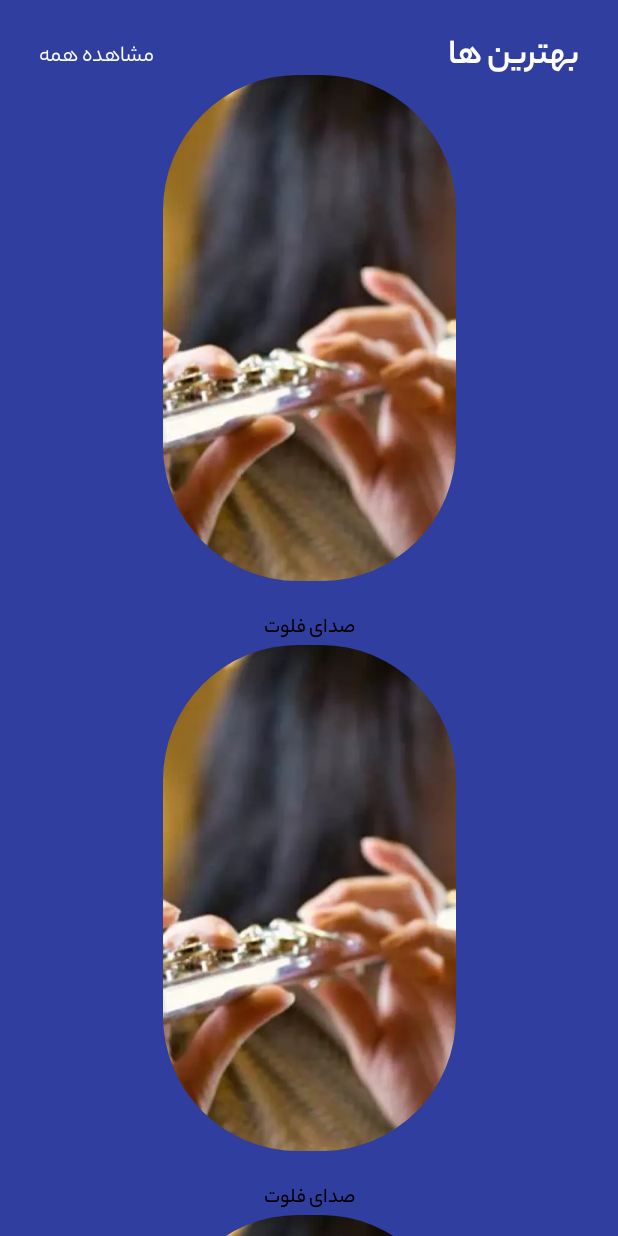
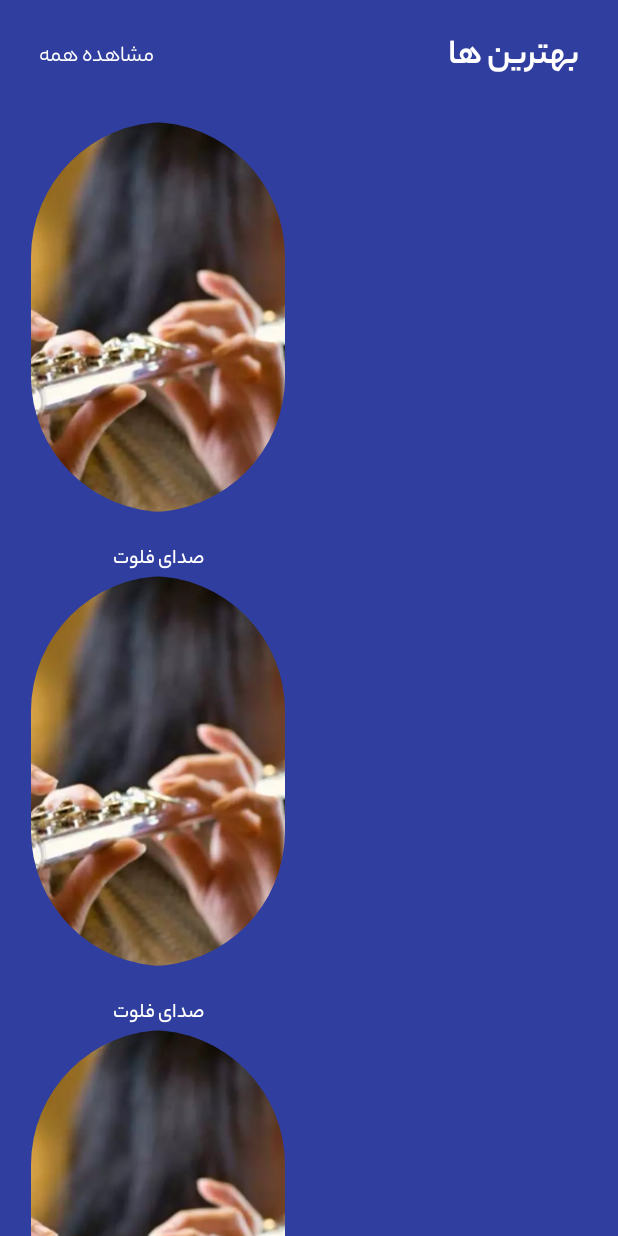
Before and after one commit to AndroidFPN/DreamApp, an Android app: the layout home_recycler_layout.xml on its own in the app's theme, with its tools: preview values and no code run, on a phone screen of 412 x 824 dp. Run offline under Robolectric (Android 15) with nearby library versions, the phone set to English and light mode, and no system bars.

Commit message:
[UPDATE]:fix adapter problem and show in home

```diff
--- /dev/null
+++ b/app/src/main/java/com/androidfpn/dreamapp/data/BestCategory.kt
@@ -0,0 +1,5 @@
+package com.androidfpn.dreamapp.data
+
+object BestCategory {
+    val bestCategoryList = listOf(1,3,5)
+}
--- a/app/src/main/java/com/androidfpn/dreamapp/data/SoundRepository.kt
+++ b/app/src/main/java/com/androidfpn/dreamapp/data/SoundRepository.kt
@@ -15,4 +15,8 @@ class SoundRepository @Inject constructor(private val soundCategoriesDao: SoundC
         return soundDoa.getSoundListFilteredWithId(soundsId)
     }
 
+    fun getBestCategory():List<Int>{
+        return BestCategory.bestCategoryList
+    }
+
 }
--- a/app/src/main/res/layout/home_recycler_layout.xml
+++ b/app/src/main/res/layout/home_recycler_layout.xml
@@ -38,6 +38,8 @@
         android:layout_height="wrap_content"
         android:orientation="horizontal"
         tools:listitem="@layout/row_recycler"
+        android:layout_marginTop="@dimen/_24sdp"
+        android:layout_marginBottom="@dimen/_24sdp"
         android:scrollbars="horizontal"
         app:layout_constraintTop_toBottomOf="@+id/viewAllTv" />
 </androidx.constraintlayout.widget.ConstraintLayout>
--- a/app/src/main/res/layout/row_recycler.xml
+++ b/app/src/main/res/layout/row_recycler.xml
@@ -1,12 +1,14 @@
 <?xml version="1.0" encoding="utf-8"?>
 <androidx.constraintlayout.widget.ConstraintLayout xmlns:android="http://schemas.android.com/apk/res/android"
-    android:layout_width="match_parent"
-    android:layout_height="match_parent"
+    android:layout_width="wrap_content"
+    android:layout_height="wrap_content"
+    android:layout_marginEnd="@dimen/_16sdp"
+    android:layout_marginStart="@dimen/_16sdp"
     xmlns:app="http://schemas.android.com/apk/res-auto">
     <com.google.android.material.imageview.ShapeableImageView
         android:id="@+id/imageView"
-        android:layout_width="@dimen/_150sdp"
-        android:layout_height="wrap_content"
+        android:layout_width="@dimen/_130sdp"
+        android:layout_height="@dimen/_200sdp"
         android:scaleType="centerCrop"
         app:shapeAppearance="@style/ShapeAppearanceOverlay.App.CornerSize50Percent"
         android:src="@drawable/flute_cover1"
@@ -21,6 +23,7 @@
         android:layout_marginTop="@dimen/_16sdp"
         app:layout_constraintEnd_toEndOf="parent"
         app:layout_constraintStart_toStartOf="parent"
+        android:textColor="@color/white"
         app:layout_constraintTop_toBottomOf="@+id/imageView"
         android:text="صدای فلوت"
         />
```
Also changed, not shown: app/build.gradle (+10 -0 lines), app/src/main/java/com/androidfpn/dreamapp/screen/home/HomeFragment.kt (+20 -11 lines), app/src/main/java/com/androidfpn/dreamapp/screen/home/HomeViewModel.kt (deleted, +0 -48 lines), app/src/main/java/com/androidfpn/dreamapp/screen/home/HomeViewModelFactory.kt (added, +42 -0 lines), app/src/main/res/layout/home_fragment.xml (+7 -2 lines).
